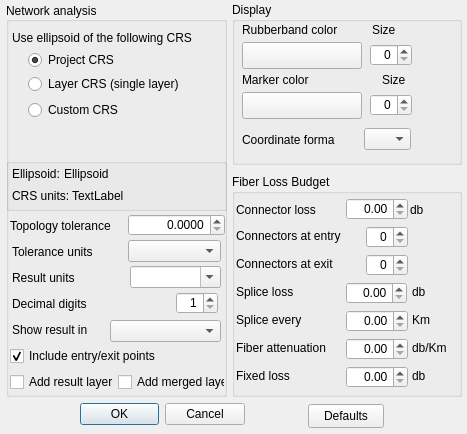
fryktoria/On-the-Fly-Shortest-Path, file DlgConfiguration.ui: the form before one commit.
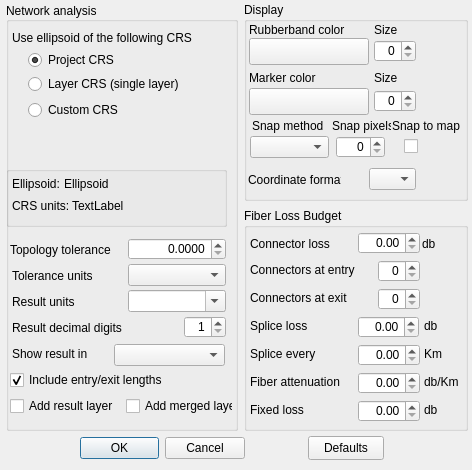
The form after the commit. Custom widgets are drawn as their Qt base class.

Diff of the .ui file:
```diff
--- a/DlgConfiguration.ui
+++ b/DlgConfiguration.ui
@@ -6,8 +6,8 @@
    <rect>
     <x>0</x>
     <y>0</y>
-    <width>467</width>
-    <height>434</height>
+    <width>472</width>
+    <height>470</height>
    </rect>
   </property>
   <property name="minimumSize">
@@ -18,8 +18,8 @@
   </property>
   <property name="maximumSize">
    <size>
-    <width>467</width>
-    <height>434</height>
+    <width>472</width>
+    <height>470</height>
    </size>
   </property>
   <property name="windowTitle">
@@ -35,7 +35,7 @@
    <property name="geometry">
     <rect>
      <x>80</x>
-     <y>396</y>
+     <y>430</y>
      <width>165</width>
      <height>36</height>
     </rect>
@@ -56,10 +56,10 @@
   <widget class="QGroupBox" name="groupBox">
    <property name="geometry">
     <rect>
-     <x>232</x>
+     <x>244</x>
      <y>2</y>
-     <width>230</width>
-     <height>163</height>
+     <width>224</width>
+     <height>199</height>
     </rect>
    </property>
    <property name="locale">
@@ -71,8 +71,8 @@
    <widget class="QgsColorButton" name="rubberBandColor">
     <property name="geometry">
      <rect>
-      <x>10</x>
-      <y>40</y>
+      <x>5</x>
+      <y>36</y>
       <width>120</width>
       <height>27</height>
      </rect>
@@ -87,8 +87,8 @@
    <widget class="QgsColorButton" name="markerColor">
     <property name="geometry">
      <rect>
-      <x>10</x>
-      <y>90</y>
+      <x>5</x>
+      <y>86</y>
       <width>120</width>
       <height>27</height>
      </rect>
@@ -103,8 +103,8 @@
    <widget class="QSpinBox" name="rubberBandSize">
     <property name="geometry">
      <rect>
-      <x>138</x>
-      <y>42</y>
+      <x>130</x>
+      <y>38</y>
       <width>42</width>
       <height>22</height>
      </rect>
@@ -122,8 +122,8 @@
    <widget class="QSpinBox" name="markerSize">
     <property name="geometry">
      <rect>
-      <x>138</x>
-      <y>92</y>
+      <x>130</x>
+      <y>88</y>
       <width>42</width>
       <height>22</height>
      </rect>
@@ -138,7 +138,7 @@
    <widget class="QLabel" name="label">
     <property name="geometry">
      <rect>
-      <x>10</x>
+      <x>5</x>
       <y>20</y>
       <width>111</width>
       <height>16</height>
@@ -151,9 +151,9 @@
    <widget class="QLabel" name="label_2">
     <property name="geometry">
      <rect>
-      <x>140</x>
+      <x>130</x>
       <y>20</y>
-      <width>55</width>
+      <width>35</width>
       <height>16</height>
      </rect>
     </property>
@@ -164,8 +164,8 @@
    <widget class="QLabel" name="label_3">
     <property name="geometry">
      <rect>
-      <x>10</x>
-      <y>70</y>
+      <x>5</x>
+      <y>68</y>
       <width>81</width>
       <height>16</height>
      </rect>
@@ -177,9 +177,9 @@
    <widget class="QLabel" name="label_4">
     <property name="geometry">
      <rect>
-      <x>150</x>
-      <y>70</y>
-      <width>55</width>
+      <x>130</x>
+      <y>68</y>
+      <width>29</width>
       <height>16</height>
      </rect>
     </property>
@@ -190,8 +190,8 @@
    <widget class="QComboBox" name="coordinateFormat">
     <property name="geometry">
      <rect>
-      <x>132</x>
-      <y>126</y>
+      <x>125</x>
+      <y>166</y>
       <width>47</width>
       <height>22</height>
      </rect>
@@ -206,8 +206,8 @@
    <widget class="QLabel" name="label_25">
     <property name="geometry">
      <rect>
-      <x>10</x>
-      <y>130</y>
+      <x>4</x>
+      <y>170</y>
       <width>93</width>
       <height>16</height>
      </rect>
@@ -216,12 +216,90 @@
      <string>Coordinate format</string>
     </property>
    </widget>
+   <widget class="QComboBox" name="markerSnapMethod">
+    <property name="geometry">
+     <rect>
+      <x>6</x>
+      <y>134</y>
+      <width>79</width>
+      <height>22</height>
+     </rect>
+    </property>
+   </widget>
+   <widget class="QLabel" name="label_27">
+    <property name="geometry">
+     <rect>
+      <x>8</x>
+      <y>116</y>
+      <width>73</width>
+      <height>16</height>
+     </rect>
+    </property>
+    <property name="text">
+     <string>Snap method</string>
+    </property>
+   </widget>
+   <widget class="QSpinBox" name="markerSnapPixels">
+    <property name="geometry">
+     <rect>
+      <x>92</x>
+      <y>134</y>
+      <width>49</width>
+      <height>22</height>
+     </rect>
+    </property>
+    <property name="alignment">
+     <set>Qt::AlignRight|Qt::AlignTrailing|Qt::AlignVCenter</set>
+    </property>
+    <property name="maximum">
+     <number>50</number>
+    </property>
+   </widget>
+   <widget class="QLabel" name="label_28">
+    <property name="geometry">
+     <rect>
+      <x>88</x>
+      <y>116</y>
+      <width>59</width>
+      <height>16</height>
+     </rect>
+    </property>
+    <property name="text">
+     <string>Snap pixels</string>
+    </property>
+   </widget>
+   <widget class="QCheckBox" name="snapToMap">
+    <property name="geometry">
+     <rect>
+      <x>160</x>
+      <y>136</y>
+      <width>27</width>
+      <height>17</height>
+     </rect>
+    </property>
+    <property name="text">
+     <string/>
+    </property>
+   </widget>
+   <widget class="QLabel" name="label_29">
+    <property name="geometry">
+     <rect>
+      <x>148</x>
+      <y>116</y>
+      <width>71</width>
+      <height>16</height>
+     </rect>
+    </property>
+    <property name="text">
+     <string>Snap to map</string>
+    </property>
+   </widget>
   </widget>
   <widget class="QPushButton" name="defaultsButton">
    <property name="geometry">
     <rect>
      <x>308</x>
-     <y>404</y>
+     <y>436</y>
      <width>76</width>
      <height>24</height>
     </rect>
@@ -235,8 +313,8 @@
     <rect>
      <x>6</x>
      <y>2</y>
-     <width>221</width>
-     <height>395</height>
+     <width>232</width>
+     <height>429</height>
     </rect>
    </property>
    <property name="locale">
@@ -252,7 +330,7 @@
     <property name="geometry">
      <rect>
       <x>4</x>
-      <y>346</y>
+      <y>370</y>
       <width>167</width>
       <height>16</height>
      </rect>
@@ -261,7 +339,7 @@
      <enum>Qt::LeftToRight</enum>
     </property>
     <property name="text">
-     <string>Include entry/exit points</string>
+     <string>Include entry/exit lengths</string>
     </property>
     <property name="checked">
      <bool>true</bool>
@@ -336,8 +414,8 @@
     <property name="geometry">
      <rect>
       <x>4</x>
-      <y>216</y>
-      <width>119</width>
+      <y>240</y>
+      <width>101</width>
       <height>16</height>
      </rect>
     </property>
@@ -352,8 +430,8 @@
     <property name="geometry">
      <rect>
       <x>122</x>
-      <y>212</y>
-      <width>97</width>
+      <y>236</y>
+      <width>98</width>
       <height>22</height>
      </rect>
     </property>
@@ -377,7 +455,7 @@
     <property name="geometry">
      <rect>
       <x>6</x>
-      <y>164</y>
+      <y>174</y>
       <width>47</width>
       <height>16</height>
      </rect>
@@ -390,7 +468,7 @@
     <property name="geometry">
      <rect>
       <x>58</x>
-      <y>164</y>
+      <y>174</y>
       <width>157</width>
       <height>16</height>
      </rect>
@@ -405,9 +483,9 @@
    <widget class="QComboBox" name="distanceUnits">
     <property name="geometry">
      <rect>
-      <x>124</x>
-      <y>264</y>
-      <width>91</width>
+      <x>122</x>
+      <y>288</y>
+      <width>98</width>
       <height>22</height>
      </rect>
     </property>
@@ -419,8 +497,8 @@
     <property name="geometry">
      <rect>
       <x>6</x>
-      <y>268</y>
-      <width>87</width>
+      <y>292</y>
+      <width>73</width>
       <height>16</height>
      </rect>
     </property>
@@ -432,20 +510,20 @@
     <property name="geometry">
      <rect>
       <x>6</x>
-      <y>294</y>
-      <width>91</width>
+      <y>318</y>
+      <width>123</width>
       <height>16</height>
      </rect>
     </property>
     <property name="text">
-     <string>Decimal digits</string>
+     <string>Result decimal digits</string>
     </property>
    </widget>
    <widget class="QSpinBox" name="decimalDigits">
     <property name="geometry">
      <rect>
-      <x>170</x>
-      <y>290</y>
+      <x>178</x>
+      <y>314</y>
       <width>42</width>
       <height>22</height>
      </rect>
@@ -470,8 +548,8 @@
     <property name="geometry">
      <rect>
       <x>6</x>
-      <y>320</y>
-      <width>91</width>
+      <y>344</y>
+      <width>77</width>
       <height>16</height>
      </rect>
     </property>
@@ -482,8 +560,8 @@
    <widget class="QComboBox" name="resultDialogType">
     <property name="geometry">
      <rect>
-      <x>104</x>
-      <y>318</y>
+      <x>108</x>
+      <y>342</y>
       <width>111</width>
       <height>22</height>
      </rect>
@@ -496,7 +574,7 @@
     <property name="geometry">
      <rect>
       <x>6</x>
-      <y>186</y>
+      <y>196</y>
       <width>59</width>
       <height>16</height>
      </rect>
@@ -509,7 +587,7 @@
     <property name="geometry">
      <rect>
       <x>66</x>
-      <y>186</y>
+      <y>196</y>
       <width>141</width>
       <height>16</height>
      </rect>
@@ -522,7 +600,7 @@
     <property name="geometry">
      <rect>
       <x>6</x>
-      <y>242</y>
+      <y>266</y>
       <width>91</width>
       <height>16</height>
      </rect>
@@ -535,8 +613,8 @@
     <property name="geometry">
      <rect>
       <x>122</x>
-      <y>238</y>
-      <width>93</width>
+      <y>262</y>
+      <width>98</width>
       <height>22</height>
      </rect>
     </property>
@@ -558,9 +636,9 @@
     <property name="geometry">
      <rect>
       <x>0</x>
-      <y>156</y>
+      <y>164</y>
       <width>221</width>
-      <height>53</height>
+      <height>61</height>
      </rect>
     </property>
     <property name="title">
@@ -570,8 +648,8 @@
    <widget class="QCheckBox" name="addMergedLayer">
     <property name="geometry">
      <rect>
-      <x>112</x>
-      <y>372</y>
+      <x>120</x>
+      <y>396</y>
       <width>107</width>
       <height>16</height>
      </rect>
@@ -584,7 +662,7 @@
     <property name="geometry">
      <rect>
       <x>4</x>
-      <y>372</y>
+      <y>396</y>
       <width>109</width>
       <height>16</height>
      </rect>
@@ -621,9 +699,9 @@
   <widget class="QGroupBox" name="groupBox_3">
    <property name="geometry">
     <rect>
-     <x>232</x>
-     <y>174</y>
-     <width>230</width>
+     <x>244</x>
+     <y>208</y>
+     <width>224</width>
      <height>223</height>
     </rect>
    </property>
@@ -636,7 +714,7 @@
    <widget class="QLabel" name="label_8">
     <property name="geometry">
      <rect>
-      <x>4</x>
+      <x>6</x>
       <y>28</y>
       <width>91</width>
       <height>16</height>
@@ -662,7 +740,7 @@
    <widget class="QLabel" name="label_10">
     <property name="geometry">
      <rect>
-      <x>4</x>
+      <x>6</x>
       <y>54</y>
       <width>131</width>
       <height>16</height>
@@ -678,7 +756,7 @@
    <widget class="QLabel" name="label_11">
     <property name="geometry">
      <rect>
-      <x>4</x>
+      <x>6</x>
       <y>110</y>
       <width>105</width>
       <height>16</height>
@@ -691,7 +769,7 @@
    <widget class="QLabel" name="label_12">
     <property name="geometry">
      <rect>
-      <x>4</x>
+      <x>6</x>
       <y>138</y>
       <width>107</width>
       <height>16</height>
@@ -704,7 +782,7 @@
    <widget class="QLabel" name="label_13">
     <property name="geometry">
      <rect>
-      <x>4</x>
+      <x>6</x>
       <y>166</y>
       <width>109</width>
       <height>16</height>
@@ -851,7 +929,7 @@
    <widget class="QLabel" name="label_17">
     <property name="geometry">
      <rect>
-      <x>4</x>
+      <x>6</x>
       <y>82</y>
       <width>132</width>
       <height>16</height>
@@ -877,7 +955,7 @@
    <widget class="QLabel" name="label_18">
     <property name="geometry">
      <rect>
-      <x>4</x>
+      <x>6</x>
       <y>194</y>
       <width>91</width>
       <height>16</height>
```
Left out of the diff: 1 changed line with no effect on the pictures.
